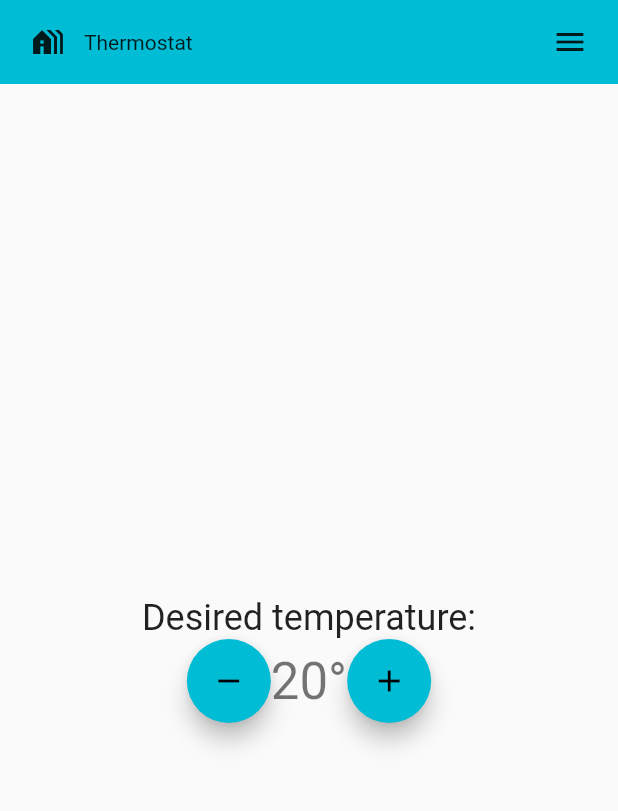
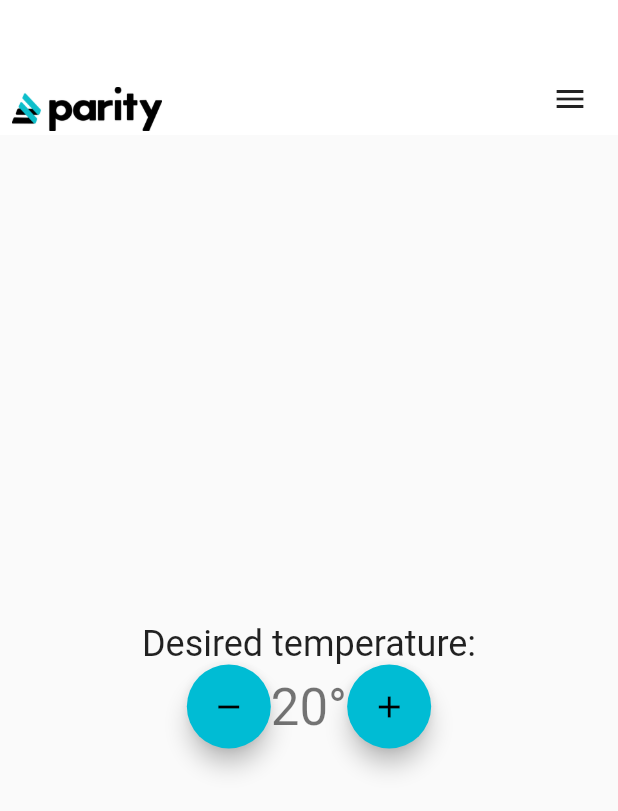
Before and after one commit to lib3rate/thermostat-native, a Flutter app: the HomePage screen opened directly, on a phone screen of 412 x 824 dp. Shown: the top 811 px of the screen. Run offline on Flutter 3.47's test engine with Material 2 defaults, Android fonts, the phone set to English and light mode, and no system bars.

Commit message:
Add logo and update style for the header

```diff
--- a/lib/main.dart
+++ b/lib/main.dart
@@ -25,9 +25,10 @@ class _LoginPageState extends State<LoginPage> {
   @override
   Widget build(BuildContext context) {
     return Scaffold(
-      appBar: Header(
-        title: Text('Login'),
-      ),
+      appBar: Header(),
+      // appBar: Header(
+      //   title: Text('Login'),
+      // ),
       body: Center(
         child: LoginForm(),
       ),
@@ -137,7 +138,8 @@ class _HomePageState extends State<HomePage> {
     // fast, so that you can just rebuild anything that needs updating rather
     // than having to individually change instances of widgets.
     return Scaffold(
-      appBar: Header(title: Text('Thermostat')),
+      appBar: Header(),
+      // appBar: Header(title: Text('Thermostat')),
       body: Center(
         child: Column(
           mainAxisAlignment: MainAxisAlignment.center,
@@ -172,9 +174,9 @@ class _HomePageState extends State<HomePage> {
 }
 
 class Header extends StatelessWidget implements PreferredSizeWidget {
-  Header({required this.title});
+  // Header({required this.title});
 
-  final Widget title;
+  // final Widget title;
 
   // void _login() {
   //   Navigator.of(context).push(MaterialPageRoute<void>(
@@ -190,25 +192,29 @@ class Header extends StatelessWidget implements PreferredSizeWidget {
   @override
   Widget build(BuildContext context) {
     return Container(
-        height: 56.0,
+        height: 90.0,
         padding: const EdgeInsets.symmetric(horizontal: 8.0),
-        decoration: BoxDecoration(color: Colors.cyan),
+        // padding: const EdgeInsets.only(top: 30.0, left: 8.0, right: 8.0),
+        decoration: BoxDecoration(color: Colors.white),
         child: Row(
           children: <Widget>[
-            IconButton(
-              icon: Icon(Icons.holiday_village),
-              tooltip: 'Logo',
-              onPressed: () => print('logo got clicked'),
+            Expanded(
+              child: Align(
+                alignment: Alignment.bottomLeft,
+                child: GestureDetector(
+                  onTap: () => print('logo got clicked'),
+                  child: Image.asset('images/logo.png',
+                      width: 100.0, height: 35.0),
+                ),
+              ),
             ),
-            // GestureDetector(
-            //   onTap: () => print('logo got clicked'),
-            //   child: Image.asset('images/flutter.jpeg'),
-            // ),
-            Expanded(child: title),
-            IconButton(
-              icon: Icon(Icons.menu),
-              tooltip: 'Navigation menu',
-              onPressed: () => print('menu got clicked'),
+            Align(
+              alignment: Alignment.bottomRight,
+              child: IconButton(
+                icon: Icon(Icons.menu),
+                tooltip: 'Navigation menu',
+                onPressed: () => print('menu got clicked'),
+              ),
             ),
           ],
         ));
--- a/pubspec.yaml
+++ b/pubspec.yaml
@@ -47,8 +47,6 @@ flutter:
   #   - images/a_dot_burr.jpeg
   #   - images/a_dot_ham.jpeg
   assets:
-    # - images/parity-logo-light.svg
-    # - images/flutter.jpeg
     - images/
 
   # An image asset can refer to one or more resolution-specific "variants", see
```
Also changed, not shown: images/logo.png (added), images/parity-logo-light.svg (deleted).
